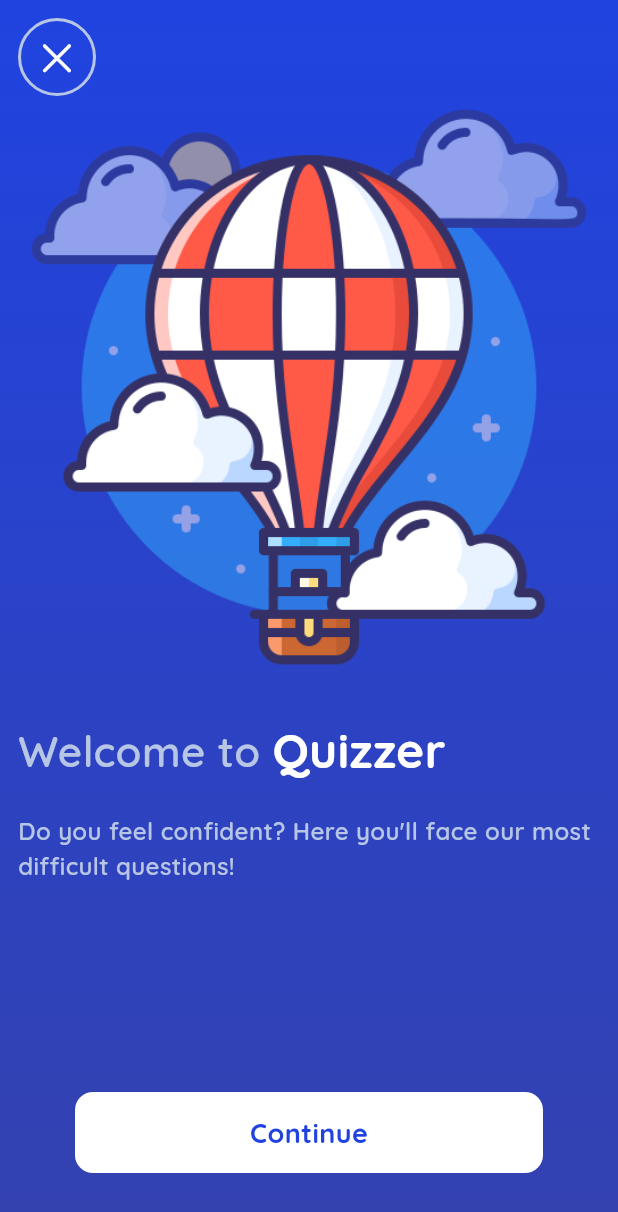
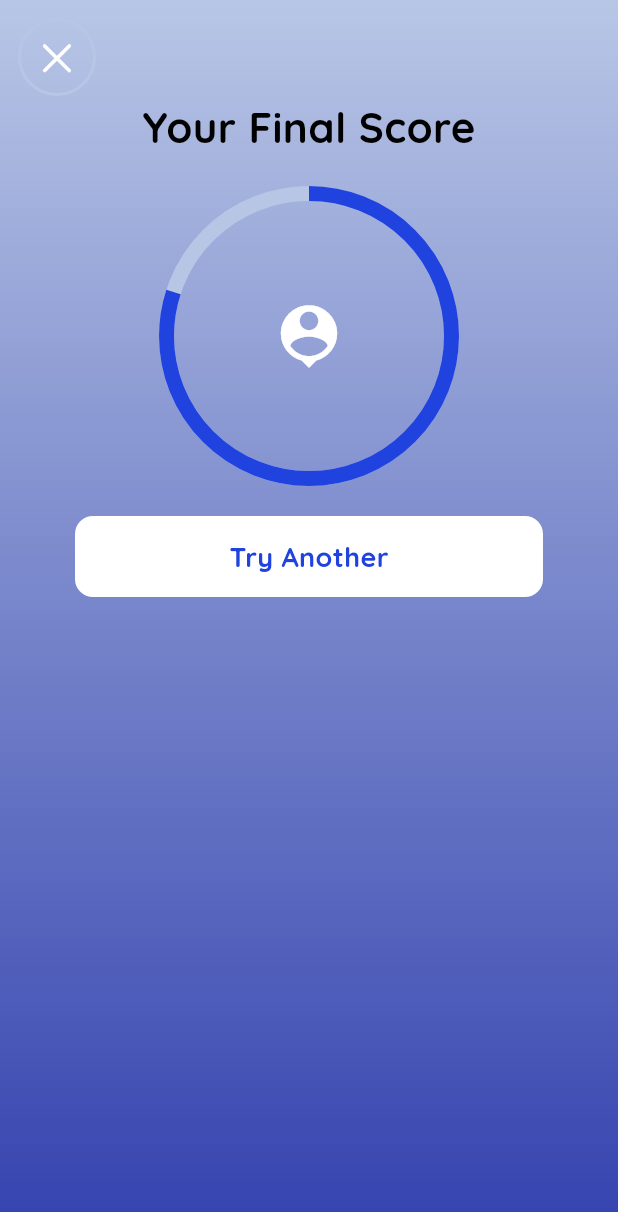
Before and after one commit to aankitasoni/Quizzer, a Flutter app: the screen it shows after launch, on a phone screen of 412 x 824 dp. Shown: the top 1212 px of the screen. Run offline on Flutter 3.47's test engine with Material 3 defaults, Android fonts, the phone set to English and light mode, and no system bars; drawn by our look-alikes of percent_indicator.

```diff
--- a/lib/main.dart
+++ b/lib/main.dart
@@ -1,5 +1,6 @@
 import 'package:flutter/material.dart';
 import 'package:quiz_app3/screens/home_screen.dart';
+import 'package:quiz_app3/screens/result_screen.dart';
 
 void main() {
   runApp(const MyApp());
@@ -15,11 +16,12 @@ class MyApp extends StatelessWidget {
       debugShowCheckedModeBanner: false,
       title: 'Flutter Demo',
       theme: ThemeData(
+        // scaffoldBackgroundColor: ,
         fontFamily: "quick",
         colorScheme: ColorScheme.fromSeed(seedColor: Colors.deepPurple),
         useMaterial3: true,
       ),
-      home: const HomeScreen(),
+      home: const ResultScreen(),
     );
   }
 }
--- a/lib/screens/quiz_screen.dart
+++ b/lib/screens/quiz_screen.dart
@@ -101,7 +101,7 @@ class _QuizScreenState extends State<QuizScreen> {
                   }
                   return SingleChildScrollView(
                     child: Column(
-                      children: [
+                      children: <Widget>[
                         Row(
                           mainAxisAlignment: MainAxisAlignment.spaceBetween,
                           children: [
@@ -209,7 +209,9 @@ class _QuizScreenState extends State<QuizScreen> {
                                   if (answer == optionsList[index].toString()) {
                                     optionsColor[index] = Colors.green;
 
-                                    points = points +10;
+                                    points = points + 10;
+                                    print(points);
+
                                   } else {
                                     optionsColor[index] = Colors.red;
                                   }
@@ -248,6 +250,9 @@ class _QuizScreenState extends State<QuizScreen> {
                             );
                           },
                         ),
+                        // if (currentQuestionIndex+1 == data.length){
+                        //    Text('Submit'),
+                        // },
                       ],
                     ),
                   );
--- /dev/null
+++ b/lib/screens/result_screen.dart
@@ -0,0 +1,117 @@
+import 'package:flutter/cupertino.dart';
+import 'package:flutter/material.dart';
+import 'package:percent_indicator/circular_percent_indicator.dart';
+import 'package:quiz_app3/constants/text_style.dart';
+import 'package:quiz_app3/screens/home_screen.dart';
+
+import '../constants/colors.dart';
+
+class ResultScreen extends StatefulWidget {
+  const ResultScreen({super.key});
+
+  @override
+  State<ResultScreen> createState() => _ResultScreenState();
+}
+
+class _ResultScreenState extends State<ResultScreen> {
+  @override
+  Widget build(BuildContext context) {
+    var size = MediaQuery.of(context).size;
+
+    return Scaffold(
+      body: SafeArea(
+        child: Container(
+          width: double.infinity,
+          height: double.infinity,
+          padding: const EdgeInsets.all(12),
+          decoration: const BoxDecoration(
+            gradient: LinearGradient(
+              begin: Alignment.topCenter,
+              end: Alignment.bottomCenter,
+              colors: [lightGrey, darkBlue],
+            ),
+          ),
+          child: Column(
+            children: [
+              Row(
+                children: [
+                  Container(
+                    decoration: BoxDecoration(
+                      borderRadius: BorderRadius.circular(50),
+                      border: Border.all(
+                        color: lightGrey,
+                        width: 2,
+                      ),
+                    ),
+                    child: IconButton(
+                      onPressed: () {
+                        Navigator.pop(context);
+                      },
+                      icon: const Icon(
+                        CupertinoIcons.xmark,
+                        color: Colors.white,
+                        size: 28,
+                      ),
+                    ),
+                  ),
+                ],
+              ),
+              Column(
+                children: [
+                  headingText("Your Final Score", Colors.black, 28),
+                  const SizedBox(
+                    height: 20,
+                  ),
+                  CircularPercentIndicator(
+                    radius: 100.0,
+                    lineWidth: 10.0,
+                    percent: 0.8,
+                    center: const Icon(
+                      Icons.person_pin,
+                      size: 50.0,
+                      color: Colors.white,
+                    ),
+                    backgroundColor: lightGrey,
+                    progressColor: blue,
+                  ),
+
+                  const SizedBox(
+                    height: 20,
+                  ),
+                  Align(
+                    alignment: Alignment.center,
+                    child: GestureDetector(
+                      onTap: () {
+                        Navigator.push(
+                          context,
+                          MaterialPageRoute(
+                            builder: (context) => const HomeScreen(),
+                          ),
+                        );
+                      },
+                      child: Container(
+                        margin: const EdgeInsets.only(bottom: 30),
+                        alignment: Alignment.center,
+                        width: size.width - 100,
+                        padding: const EdgeInsets.all(14),
+                        decoration: BoxDecoration(
+                          color: Colors.white,
+                          borderRadius: BorderRadius.circular(12),
+                        ),
+                        child: headingText(
+                          "Try Another",
+                          blue,
+                          18,
+                        ),
+                      ),
+                    ),
+                  )
+                ],
+              ),
+            ],
+          ),
+        ),
+      ),
+    );
+  }
+}
--- a/pubspec.yaml
+++ b/pubspec.yaml
@@ -36,6 +36,7 @@ dependencies:
   # Use with the CupertinoIcons class for iOS style icons.
   cupertino_icons: ^1.0.2
   http: ^1.1.0
+  percent_indicator: ^4.2.3
 
 dev_dependencies:
   flutter_test:
```
Also changed, not shown: pubspec.lock.
